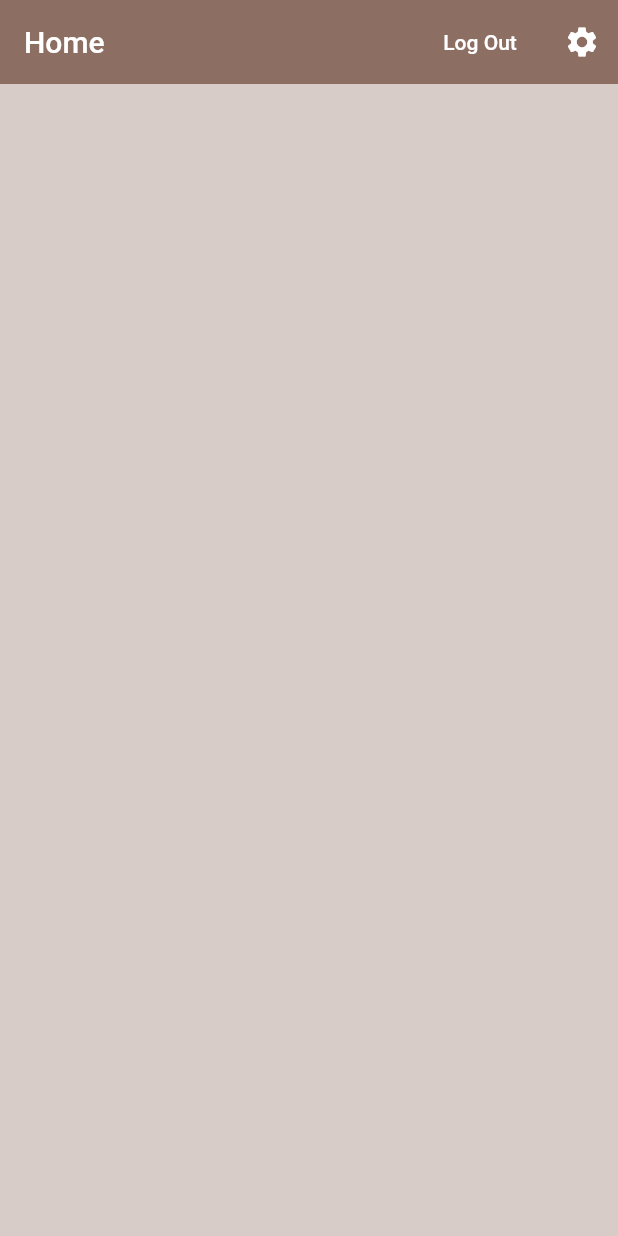
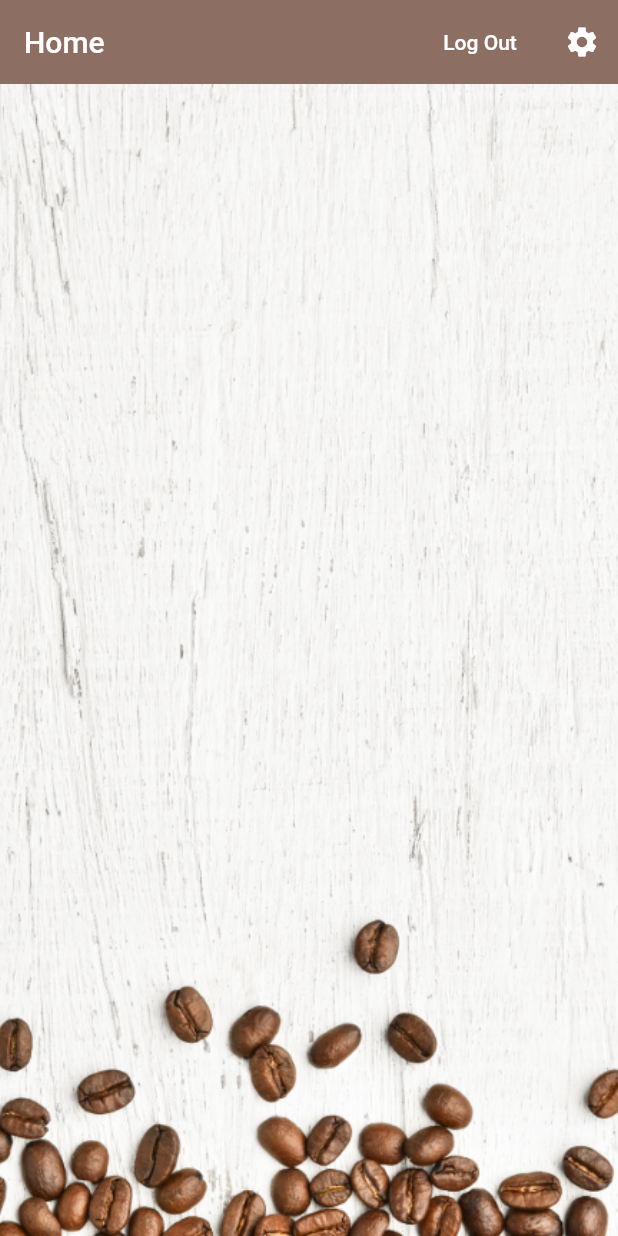
Before and after one commit to ishworpanta10/coffeeAlertFirebase, a Flutter app: the screen it shows once a user with an empty profile is signed in, on a phone screen of 412 x 824 dp. Run offline on Flutter 3.47's test engine with Material 2 defaults, Android fonts, the phone set to English and light mode, and no system bars; our stand-ins replace cloud_firestore, firebase_auth, firebase_core, flutter_spinkit, google_sign_in; missing offline and left inert: flutter_auth_buttons, flutter_login_facebook; accounts and stored records are empty.

Commit message:
added images to home and circle avatar

```diff
--- a/lib/screens/home/home.dart
+++ b/lib/screens/home/home.dart
@@ -46,7 +46,15 @@ class Home extends StatelessWidget {
             )
           ],
         ),
-        body: CoffeeList(),
+        body: Container(
+          decoration: BoxDecoration(
+            image: DecorationImage(
+              image: AssetImage("assets/images/coffee_bg.png"),
+              fit: BoxFit.cover
+            ),
+          ),
+          child: CoffeeList(),
+        ),
       ),
     );
   }
--- a/lib/widgets/coffeeTile.dart
+++ b/lib/widgets/coffeeTile.dart
@@ -14,6 +14,7 @@ class CoffeeTile extends StatelessWidget {
         child: ListTile(
           leading: CircleAvatar(
             radius: 25.0,
+            backgroundImage: AssetImage("assets/images/coffee_icon.png"),
             backgroundColor: Colors.brown[coffee.strength],
           ),
           title: Text(
```
